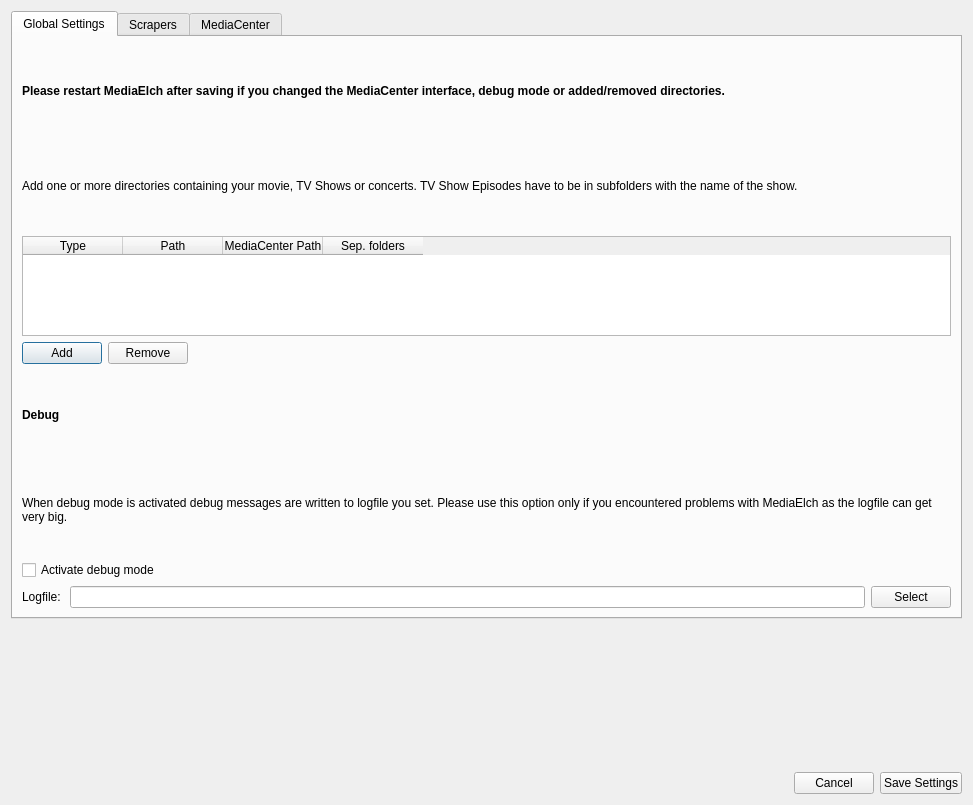
Qt form settings/SettingsWidget.ui (Komet/MediaElch) before a commit.
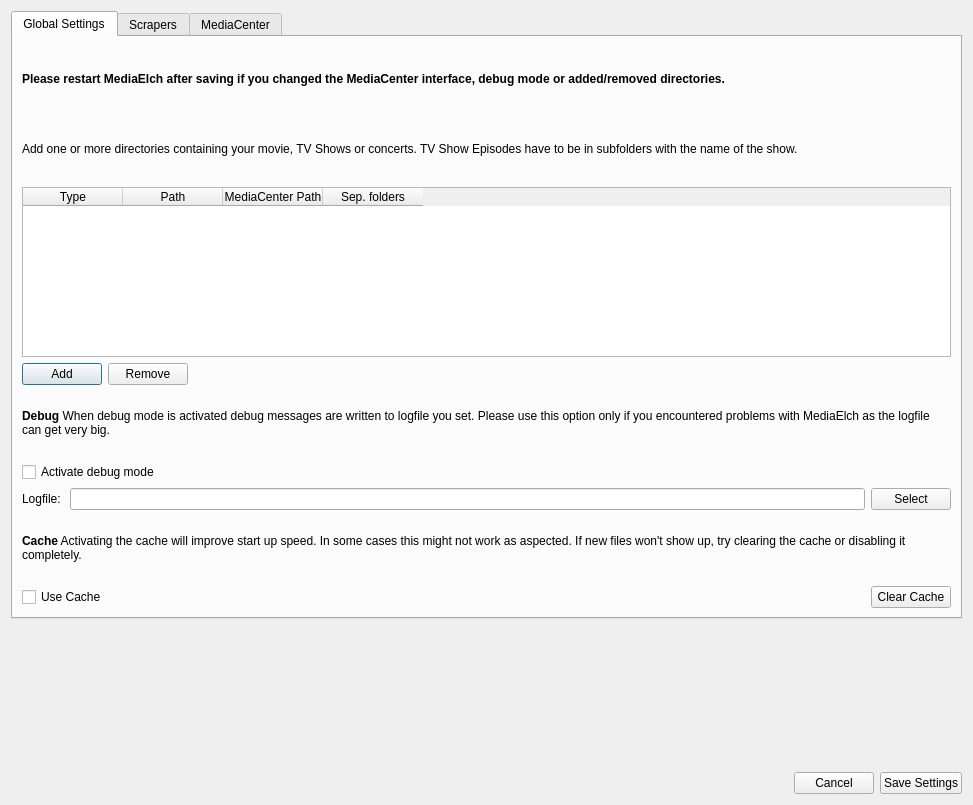
The same form after that commit. Icons and pictures are not drawn.

Commit message: Updated file scanners and implemented simple cache

```diff
--- a/settings/SettingsWidget.ui
+++ b/settings/SettingsWidget.ui
@@ -81,7 +81,7 @@
       <attribute name="title">
        <string>Global Settings</string>
       </attribute>
-      <layout class="QVBoxLayout" name="verticalLayout_2" stretch="0,0,0,0,0,0,0,0">
+      <layout class="QVBoxLayout" name="verticalLayout_2" stretch="0,0,0,0,0,0,0,0,0">
        <item>
         <widget class="QLabel" name="label_12">
          <property name="font">
@@ -110,10 +110,16 @@
        </item>
        <item>
         <widget class="QTableWidget" name="dirs">
+         <property name="minimumSize">
+          <size>
+           <width>0</width>
+           <height>100</height>
+          </size>
+         </property>
          <property name="maximumSize">
           <size>
            <width>16777215</width>
-           <height>100</height>
+           <height>170</height>
           </size>
          </property>
          <attribute name="horizontalHeaderDefaultSectionSize">
@@ -175,23 +181,10 @@
          </item>
         </layout>
        </item>
-       <item>
-        <widget class="QLabel" name="label_9">
-         <property name="font">
-          <font>
-           <weight>75</weight>
-           <bold>true</bold>
-          </font>
-         </property>
-         <property name="text">
-          <string>Debug</string>
-         </property>
-        </widget>
-       </item>
        <item>
         <widget class="QLabel" name="label_10">
          <property name="text">
-          <string>When debug mode is activated debug messages are written to logfile you set. Please use this option only if you encountered problems with MediaElch as the logfile can get very big. </string>
+          <string>&lt;b&gt;Debug&lt;/b&gt; When debug mode is activated debug messages are written to logfile you set. Please use this option only if you encountered problems with MediaElch as the logfile can get very big. </string>
          </property>
          <property name="wordWrap">
           <bool>true</bool>
@@ -226,6 +219,47 @@
          </item>
         </layout>
        </item>
+       <item>
+        <widget class="QLabel" name="label_21">
+         <property name="text">
+          <string>&lt;b&gt;Cache&lt;/b&gt; Activating the cache will improve start up speed. In some cases this might not work as aspected. If new files won't show up, try clearing the cache or disabling it completely.</string>
+         </property>
+         <property name="wordWrap">
+          <bool>true</bool>
+         </property>
+        </widget>
+       </item>
+       <item>
+        <layout class="QHBoxLayout" name="horizontalLayout_3">
+         <item>
+          <widget class="QCheckBox" name="chkUseCache">
+           <property name="text">
+            <string>Use Cache</string>
+           </property>
+          </widget>
+         </item>
+         <item>
+          <spacer name="horizontalSpacer_2">
+           <property name="orientation">
+            <enum>Qt::Horizontal</enum>
+           </property>
+           <property name="sizeHint" stdset="0">
+            <size>
+             <width>40</width>
+             <height>20</height>
+            </size>
+           </property>
+          </spacer>
+         </item>
+         <item>
+          <widget class="QPushButton" name="btnClearCache">
+           <property name="text">
+            <string>Clear Cache</string>
+           </property>
+          </widget>
+         </item>
+        </layout>
+       </item>
       </layout>
      </widget>
      <widget class="QWidget" name="scrapers">
```
The commit also changes 16 other files.
